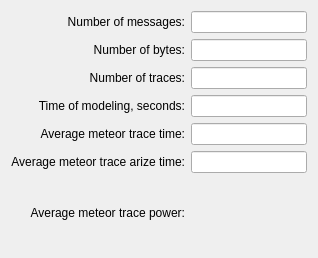
Above: src/gui/ui/meteor_report_form.ui from YuriyRusinov/meteor_radio before the change. Below: the same form after it.
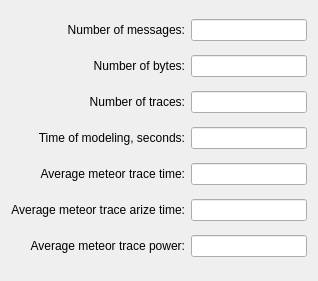
That is the form after the change.

Commit message: Average parameters added to form.

What changed in the file:
```diff
--- a/src/gui/ui/meteor_report_form.ui
+++ b/src/gui/ui/meteor_report_form.ui
@@ -7,7 +7,7 @@
     <x>0</x>
     <y>0</y>
     <width>318</width>
-    <height>258</height>
+    <height>281</height>
    </rect>
   </property>
   <property name="windowTitle">
@@ -102,6 +102,9 @@
      </property>
     </widget>
    </item>
+   <item row="6" column="1">
+    <widget class="QLineEdit" name="lEAveTracePower"/>
+   </item>
   </layout>
  </widget>
  <resources/>
```
The commit also changes 7 other files.
